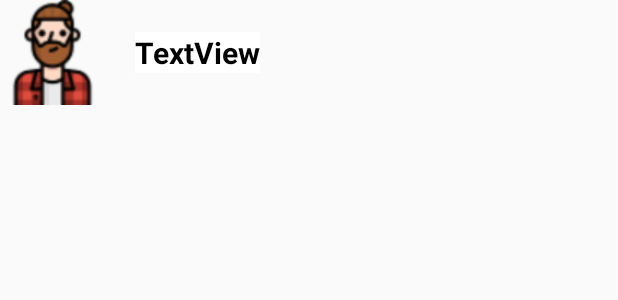
After one commit to igordmv/MarvelApp, an Android app: the layout search_view_hero.xml on its own in the app's theme, with its tools: preview values and no code run, on a phone screen of 412 x 824 dp. The commit adds this screen. Shown: the top 300 px of the screen. Run offline under Robolectric (Android 15) with nearby library versions, the phone set to English and light mode, and no system bars; network calls fail.

Commit message:
[Marvel-0018] add searchRecycleView layout

```diff
--- /dev/null
+++ b/app/src/main/res/layout/search_view_hero.xml
@@ -0,0 +1,27 @@
+<?xml version="1.0" encoding="utf-8"?>
+<RelativeLayout xmlns:android="http://schemas.android.com/apk/res/android"
+                                                   xmlns:tools="http://schemas.android.com/tools" android:layout_width="match_parent"
+                                                   android:layout_height="wrap_content"
+                                                   xmlns:app="http://schemas.android.com/apk/res-auto">
+
+    <ImageView
+            android:id="@+id/ivHeroList"
+            android:layout_width="70dp"
+            android:layout_height="70dp"
+            app:srcCompat="@drawable/man" tools:ignore="MissingConstraints"/>
+
+
+    <TextView app:layout_constraintTop_toTopOf="parent"
+              android:textStyle="bold"
+              android:id="@+id/tvHeroNameList"
+              android:layout_width="wrap_content"
+              android:layout_height="wrap_content"
+              android:background="@color/white"
+              android:textColor="@color/black"
+              android:layout_toRightOf="@id/ivHeroList"
+              android:layout_centerInParent="true"
+              android:layout_marginLeft="20dp"
+              android:textSize="20dp"
+              android:text="TextView" tools:ignore="MissingConstraints"/>
+
+</RelativeLayout>
--- a/app/src/main/res/layout/toolbar.xml
+++ b/app/src/main/res/layout/toolbar.xml
@@ -1,7 +1,7 @@
 <?xml version="1.0" encoding="utf-8"?>
 <Toolbar xmlns:android="http://schemas.android.com/apk/res/android"
          android:layout_width="match_parent"
-         android:layout_height="wrap_content"
+         android:layout_height="wrap_content" xmlns:app="http://schemas.android.com/apk/res-auto"
          android:elevation="4dp"
          android:background="@color/black">
     <ImageView
--- a/app/src/main/res/values/colors.xml
+++ b/app/src/main/res/values/colors.xml
@@ -6,4 +6,5 @@
     <color name="divider">#c3c3c3</color>
     <color name="black">#000000</color>
     <color name="white">#ffffff</color>
+    <color name="searchViewColor">#404447</color>
 </resources>
```
Also changed, not shown: app/src/main/java/com/mobile/mavelapp/presenter/CharactersListAdapter.kt (+4 -7 lines), app/src/main/java/com/mobile/mavelapp/presenter/SearchedCharacterListAdapter.kt (added, +90 -0 lines), app/src/main/java/com/mobile/mavelapp/view/main/MainActivity.kt (+34 -6 lines), app/src/main/res/layout/activity_main.xml (+9 -0 lines).
